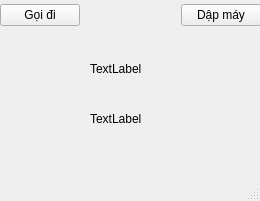
Qt form mainwindow.ui (ledangquangdangquang/VoIP-SIP-Simulator) before a commit.
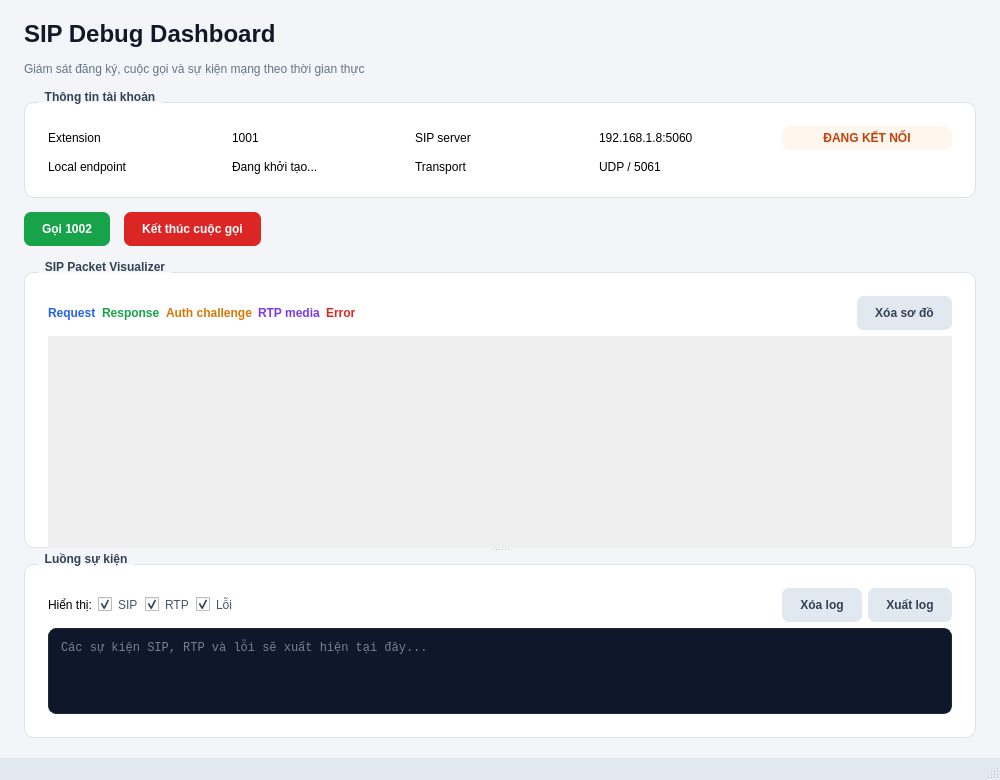
The same form after that commit. Custom widgets are drawn as their Qt base class.

Patch:
```diff
--- a/mainwindow.ui
+++ b/mainwindow.ui
@@ -6,92 +6,156 @@
    <rect>
     <x>0</x>
     <y>0</y>
-    <width>260</width>
-    <height>201</height>
+    <width>1000</width>
+    <height>780</height>
    </rect>
   </property>
+  <property name="minimumSize">
+   <size>
+    <width>760</width>
+    <height>620</height>
+   </size>
+  </property>
   <property name="windowTitle">
-   <string>MainWindow</string>
+   <string>SIP Debug Dashboard</string>
+  </property>
+  <property name="styleSheet">
+   <string notr="true">QMainWindow, QWidget#centralwidget { background: #f3f5f8; color: #1f2937; }
+QLabel#lblTitle { font-size: 24px; font-weight: 700; color: #111827; }
+QLabel#lblSubtitle { color: #64748b; }
+QGroupBox { background: white; border: 1px solid #dbe2ea; border-radius: 10px; margin-top: 12px; padding: 14px; font-weight: 600; }
+QGroupBox::title { subcontrol-origin: margin; left: 14px; padding: 0 5px; color: #334155; }
+QLabel[class="fieldLabel"] { color: #64748b; }
+QLabel#lblStatus { background: #fff7ed; color: #c2410c; border-radius: 9px; padding: 5px 10px; font-weight: 700; }
+QPushButton { min-height: 34px; padding: 0 18px; border: none; border-radius: 7px; font-weight: 600; }
+QPushButton#btnCall { background: #16a34a; color: white; }
+QPushButton#btnCall:hover { background: #15803d; }
+QPushButton#btnHangup { background: #dc2626; color: white; }
+QPushButton#btnHangup:hover { background: #b91c1c; }
+QPushButton#btnClearLog, QPushButton#btnExportLog, QPushButton#btnClearSequence { background: #e2e8f0; color: #334155; }
+QPushButton#btnClearLog:hover, QPushButton#btnExportLog:hover, QPushButton#btnClearSequence:hover { background: #cbd5e1; }
+QCheckBox { spacing: 6px; color: #475569; }
+QTextEdit#txtPacketLog { background: #0f172a; color: #dbeafe; border: 1px solid #1e293b; border-radius: 8px; padding: 8px; font-family: monospace; font-size: 12px; }
+QStatusBar { background: #e2e8f0; color: #64748b; }</string>
   </property>
   <widget class="QWidget" name="centralwidget">
-   <widget class="QWidget" name="horizontalLayoutWidget">
-    <property name="geometry">
-     <rect>
-      <x>0</x>
-      <y>0</y>
-      <width>261</width>
-      <height>31</height>
-     </rect>
-    </property>
-    <layout class="QHBoxLayout" name="horizontalLayout">
-     <item>
-      <widget class="QPushButton" name="btnCall">
-       <property name="text">
-        <string>Gọi đi</string>
-       </property>
+   <layout class="QVBoxLayout" name="mainLayout">
+    <property name="leftMargin"><number>24</number></property>
+    <property name="topMargin"><number>20</number></property>
+    <property name="rightMargin"><number>24</number></property>
+    <property name="bottomMargin"><number>20</number></property>
+    <property name="spacing"><number>14</number></property>
+    <item>
+     <widget class="QLabel" name="lblTitle">
+      <property name="text"><string>SIP Debug Dashboard</string></property>
+     </widget>
+    </item>
+    <item>
+     <widget class="QLabel" name="lblSubtitle">
+      <property name="text"><string>Giám sát đăng ký, cuộc gọi và sự kiện mạng theo thời gian thực</string></property>
+     </widget>
+    </item>
+    <item>
+     <widget class="QGroupBox" name="grpAccount">
+      <property name="title"><string>Thông tin tài khoản</string></property>
+      <layout class="QGridLayout" name="accountLayout">
+       <property name="horizontalSpacing"><number>14</number></property>
+       <property name="verticalSpacing"><number>10</number></property>
+       <item row="0" column="0"><widget class="QLabel" name="labelExtension"><property name="text"><string>Extension</string></property><property name="class" stdset="0"><string>fieldLabel</string></property></widget></item>
+       <item row="0" column="1"><widget class="QLabel" name="lblExtension"><property name="text"><string>1001</string></property></widget></item>
+       <item row="0" column="2"><widget class="QLabel" name="labelServer"><property name="text"><string>SIP server</string></property><property name="class" stdset="0"><string>fieldLabel</string></property></widget></item>
+       <item row="0" column="3"><widget class="QLabel" name="lblServer"><property name="text"><string>192.168.1.8:5060</string></property></widget></item>
+       <item row="0" column="4"><widget class="QLabel" name="lblStatus"><property name="text"><string>ĐANG KẾT NỐI</string></property><property name="alignment"><set>Qt::AlignCenter</set></property></widget></item>
+       <item row="1" column="0"><widget class="QLabel" name="labelLocal"><property name="text"><string>Local endpoint</string></property><property name="class" stdset="0"><string>fieldLabel</string></property></widget></item>
+       <item row="1" column="1"><widget class="QLabel" name="lblIP"><property name="text"><string>Đang khởi tạo...</string></property></widget></item>
+       <item row="1" column="2"><widget class="QLabel" name="labelTransport"><property name="text"><string>Transport</string></property><property name="class" stdset="0"><string>fieldLabel</string></property></widget></item>
+       <item row="1" column="3"><widget class="QLabel" name="lblTransport"><property name="text"><string>UDP / 5061</string></property></widget></item>
+      </layout>
+     </widget>
+    </item>
+    <item>
+     <layout class="QHBoxLayout" name="callControlsLayout">
+      <item><widget class="QPushButton" name="btnCall"><property name="text"><string>Gọi 1002</string></property></widget></item>
+      <item><widget class="QPushButton" name="btnHangup"><property name="text"><string>Kết thúc cuộc gọi</string></property></widget></item>
+      <item><spacer name="callControlSpacer"><property name="orientation"><enum>Qt::Horizontal</enum></property><property name="sizeHint" stdset="0"><size><width>40</width><height>20</height></size></property></spacer></item>
+     </layout>
+    </item>
+    <item>
+     <widget class="QSplitter" name="debugSplitter">
+      <property name="orientation"><enum>Qt::Vertical</enum></property>
+      <property name="childrenCollapsible"><bool>false</bool></property>
+      <widget class="QGroupBox" name="grpSequence">
+       <property name="title"><string>SIP Packet Visualizer</string></property>
+       <layout class="QVBoxLayout" name="sequenceLayout">
+        <item>
+         <layout class="QHBoxLayout" name="sequenceToolbarLayout">
+          <item><widget class="QLabel" name="lblSequenceHint"><property name="text"><string>Request</string></property><property name="styleSheet"><string notr="true">color: #2563eb; font-weight: 600;</string></property></widget></item>
+          <item><widget class="QLabel" name="lblResponseHint"><property name="text"><string>Response</string></property><property name="styleSheet"><string notr="true">color: #16a34a; font-weight: 600;</string></property></widget></item>
+          <item><widget class="QLabel" name="lblChallengeHint"><property name="text"><string>Auth challenge</string></property><property name="styleSheet"><string notr="true">color: #d97706; font-weight: 600;</string></property></widget></item>
+          <item><widget class="QLabel" name="lblMediaHint"><property name="text"><string>RTP media</string></property><property name="styleSheet"><string notr="true">color: #7c3aed; font-weight: 600;</string></property></widget></item>
+          <item><widget class="QLabel" name="lblErrorHint"><property name="text"><string>Error</string></property><property name="styleSheet"><string notr="true">color: #dc2626; font-weight: 600;</string></property></widget></item>
+          <item><spacer name="sequenceToolbarSpacer"><property name="orientation"><enum>Qt::Horizontal</enum></property><property name="sizeHint" stdset="0"><size><width>40</width><height>20</height></size></property></spacer></item>
+          <item><widget class="QPushButton" name="btnClearSequence"><property name="text"><string>Xóa sơ đồ</string></property></widget></item>
+         </layout>
+        </item>
+        <item>
+         <widget class="QScrollArea" name="sequenceScrollArea">
+          <property name="minimumSize"><size><width>0</width><height>220</height></size></property>
+          <property name="widgetResizable"><bool>true</bool></property>
+          <property name="frameShape"><enum>QFrame::NoFrame</enum></property>
+          <widget class="QWidget" name="sequenceScrollContents">
+           <property name="geometry"><rect><x>0</x><y>0</y><width>912</width><height>220</height></rect></property>
+           <layout class="QVBoxLayout" name="sequenceScrollLayout">
+            <property name="leftMargin"><number>0</number></property>
+            <property name="topMargin"><number>0</number></property>
+            <property name="rightMargin"><number>0</number></property>
+            <property name="bottomMargin"><number>0</number></property>
+            <item><widget class="SipSequenceWidget" name="sipSequence"/></item>
+           </layout>
+          </widget>
+         </widget>
+        </item>
+       </layout>
       </widget>
-     </item>
-     <item>
-      <spacer name="horizontalSpacer">
-       <property name="orientation">
-        <enum>Qt::Horizontal</enum>
-       </property>
-       <property name="sizeHint" stdset="0">
-        <size>
-         <width>40</width>
-         <height>20</height>
-        </size>
-       </property>
-      </spacer>
-     </item>
-     <item>
-      <widget class="QPushButton" name="btnHangup">
-       <property name="text">
-        <string>Dập máy</string>
-       </property>
+      <widget class="QGroupBox" name="grpPacketLog">
+      <property name="title"><string>Luồng sự kiện</string></property>
+      <layout class="QVBoxLayout" name="logLayout">
+       <item>
+        <layout class="QHBoxLayout" name="logToolbarLayout">
+         <item><widget class="QLabel" name="labelFilter"><property name="text"><string>Hiển thị:</string></property></widget></item>
+         <item><widget class="QCheckBox" name="chkSip"><property name="text"><string>SIP</string></property><property name="checked"><bool>true</bool></property></widget></item>
+         <item><widget class="QCheckBox" name="chkRtp"><property name="text"><string>RTP</string></property><property name="checked"><bool>true</bool></property></widget></item>
+         <item><widget class="QCheckBox" name="chkError"><property name="text"><string>Lỗi</string></property><property name="checked"><bool>true</bool></property></widget></item>
+         <item><spacer name="logToolbarSpacer"><property name="orientation"><enum>Qt::Horizontal</enum></property><property name="sizeHint" stdset="0"><size><width>40</width><height>20</height></size></property></spacer></item>
+         <item><widget class="QPushButton" name="btnClearLog"><property name="text"><string>Xóa log</string></property></widget></item>
+         <item><widget class="QPushButton" name="btnExportLog"><property name="text"><string>Xuất log</string></property></widget></item>
+        </layout>
+       </item>
+       <item>
+        <widget class="QTextEdit" name="txtPacketLog">
+         <property name="readOnly"><bool>true</bool></property>
+         <property name="placeholderText"><string>Các sự kiện SIP, RTP và lỗi sẽ xuất hiện tại đây...</string></property>
+        </widget>
+       </item>
+      </layout>
       </widget>
-     </item>
-    </layout>
-   </widget>
-   <widget class="QLabel" name="lblStatus">
-    <property name="geometry">
-     <rect>
-      <x>90</x>
-      <y>60</y>
-      <width>67</width>
-      <height>17</height>
-     </rect>
-    </property>
-    <property name="text">
-     <string>TextLabel</string>
-    </property>
-   </widget>
-   <widget class="QLabel" name="lblIP">
-    <property name="geometry">
-     <rect>
-      <x>90</x>
-      <y>110</y>
-      <width>67</width>
-      <height>17</height>
-     </rect>
-    </property>
-    <property name="text">
-     <string>TextLabel</string>
-    </property>
-   </widget>
+     </widget>
+    </item>
+   </layout>
   </widget>
-  <widget class="QMenuBar" name="menubar">
-   <property name="geometry">
-    <rect>
-     <x>0</x>
-     <y>0</y>
-     <width>260</width>
-     <height>22</height>
-    </rect>
-   </property>
+  <widget class="QStatusBar" name="statusbar">
+   <property name="sizeGripEnabled"><bool>true</bool></property>
   </widget>
   <widget class="QStatusBar" name="statusbar"/>
  </widget>
+ <customwidgets>
+  <customwidget>
+   <class>SipSequenceWidget</class>
+   <extends>QWidget</extends>
+   <header>sipsequencewidget.h</header>
+   <container>1</container>
+  </customwidget>
+ </customwidgets>
  <resources/>
  <connections/>
 </ui>
```
Left out of the diff: 1 changed line with no effect on the pictures.
